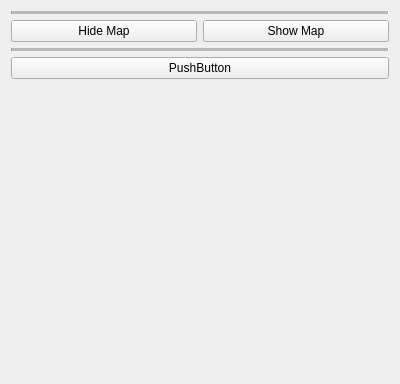
Old version of the form software/ddapp/src/app/ddMapping.ui in the repository openhumanoids/oh-distro.
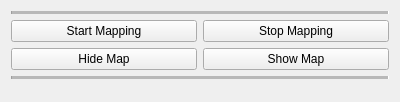
New version of the form.

Commit message: implement simple kintinuous mapping interface

The edit to the form file:
```diff
--- a/software/ddapp/src/app/ddMapping.ui
+++ b/software/ddapp/src/app/ddMapping.ui
@@ -7,14 +7,31 @@
     <x>0</x>
     <y>0</y>
     <width>400</width>
-    <height>384</height>
+    <height>102</height>
    </rect>
   </property>
   <property name="windowTitle">
    <string>Mapping</string>
   </property>
   <layout class="QGridLayout" name="gridLayout">
-   <item row="5" column="1">
+   <item row="6" column="0">
+    <widget class="QPushButton" name="hideMapButton">
+     <property name="text">
+      <string>Hide Map</string>
+     </property>
+    </widget>
+   </item>
+   <item row="7" column="0" colspan="2">
+    <widget class="Line" name="line_4">
+     <property name="midLineWidth">
+      <number>10</number>
+     </property>
+     <property name="orientation">
+      <enum>Qt::Horizontal</enum>
+     </property>
+    </widget>
+   </item>
+   <item row="6" column="1">
     <widget class="QPushButton" name="showMapButton">
      <property name="text">
       <string>Show Map</string>
@@ -31,7 +48,7 @@
      </property>
     </widget>
    </item>
-   <item row="8" column="0" colspan="2">
+   <item row="9" column="0" colspan="2">
     <spacer name="verticalSpacer">
      <property name="orientation">
       <enum>Qt::Vertical</enum>
@@ -44,27 +61,17 @@
      </property>
     </spacer>
    </item>
+   <item row="5" column="1">
+    <widget class="QPushButton" name="stopMappingButton">
+     <property name="text">
+      <string>Stop Mapping</string>
+     </property>
+    </widget>
+   </item>
    <item row="5" column="0">
-    <widget class="QPushButton" name="hideMapButton">
+    <widget class="QPushButton" name="startMappingButton">
      <property name="text">
-      <string>Hide Map</string>
-     </property>
-    </widget>
-   </item>
-   <item row="6" column="0" colspan="2">
-    <widget class="Line" name="line_4">
-     <property name="midLineWidth">
-      <number>10</number>
-     </property>
-     <property name="orientation">
-      <enum>Qt::Horizontal</enum>
-     </property>
-    </widget>
-   </item>
-   <item row="7" column="0" colspan="2">
-    <widget class="QPushButton" name="logButton">
-     <property name="text">
-      <string>PushButton</string>
+      <string>Start Mapping</string>
      </property>
     </widget>
    </item>
```
The commit also changes 5 other files.
